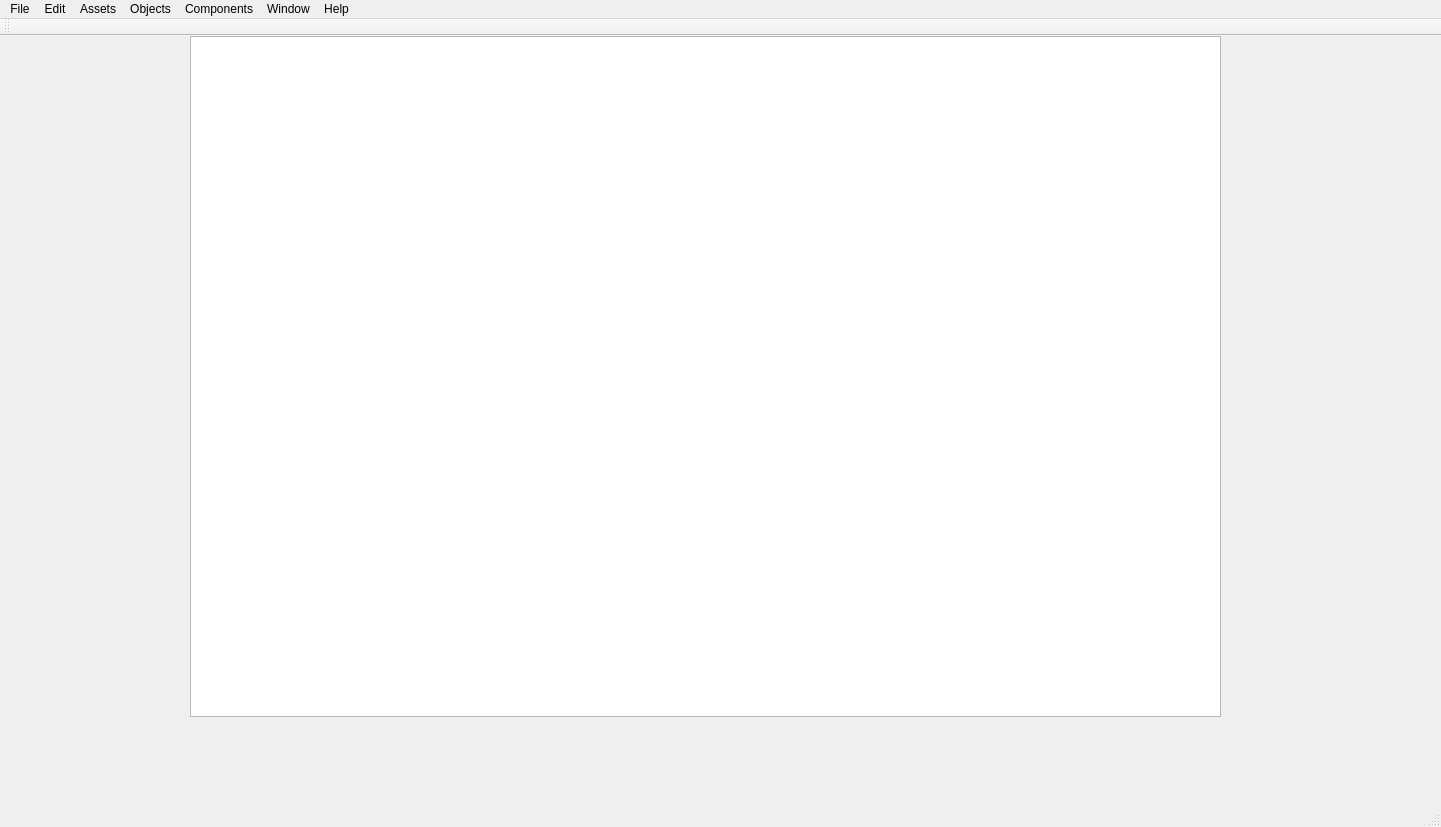
Old version of the form ConceptEngine/ConceptEngine/ConceptEditor/ConceptEditor.ui in the repository Ludaxord/ConceptEngine.
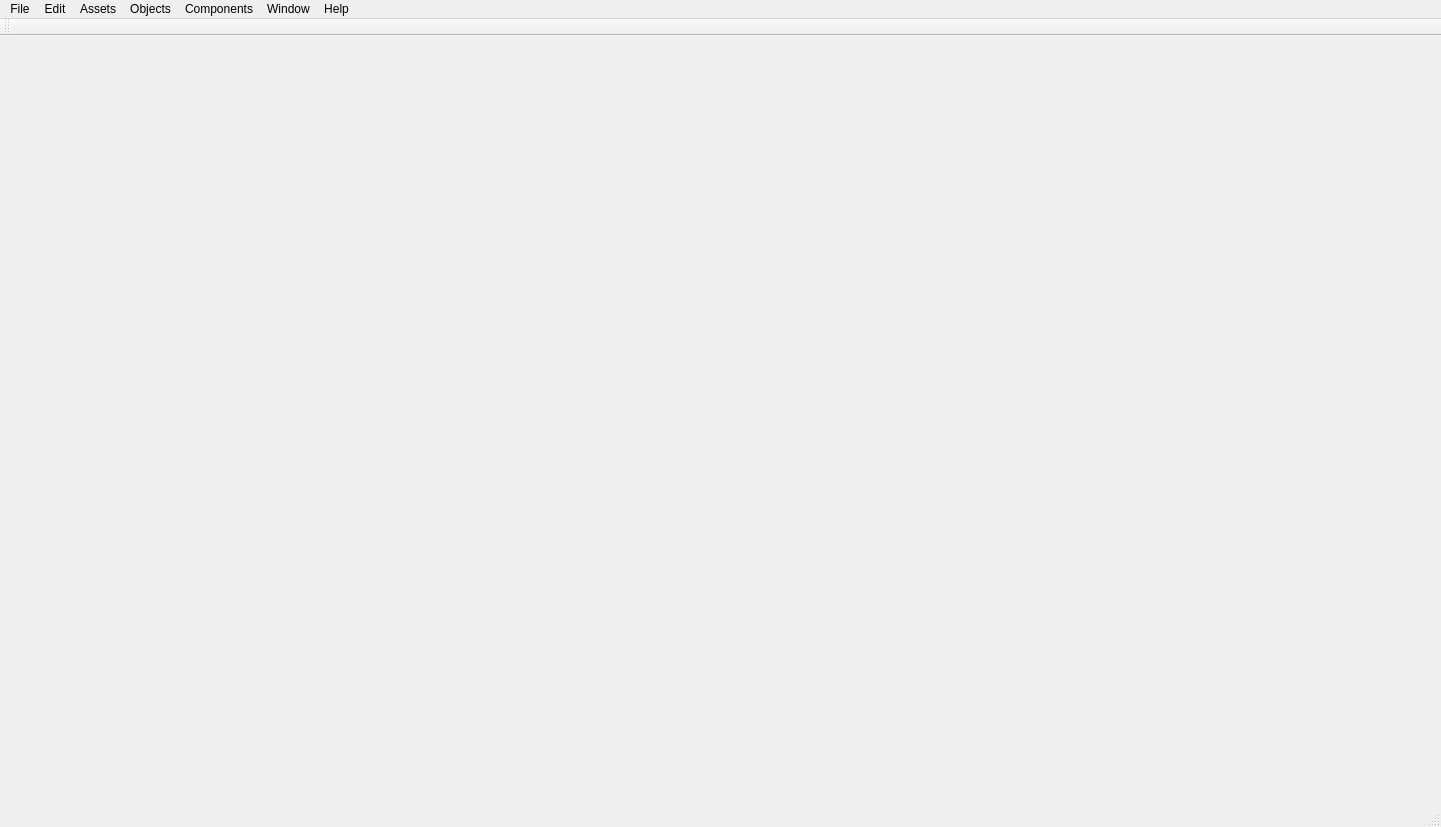
New version of the form.

```diff
--- a/ConceptEngine/ConceptEngine/ConceptEditor/ConceptEditor.ui
+++ b/ConceptEngine/ConceptEngine/ConceptEditor/ConceptEditor.ui
@@ -16,51 +16,7 @@
   <property name="autoFillBackground">
    <bool>false</bool>
   </property>
-  <widget class="QWidget" name="centralWidget">
-   <widget class="QWidget" name="verticalLayoutWidget">
-    <property name="geometry">
-     <rect>
-      <x>0</x>
-      <y>-1</y>
-      <width>191</width>
-      <height>771</height>
-     </rect>
-    </property>
-    <layout class="QVBoxLayout" name="verticalLayout"/>
-   </widget>
-   <widget class="QGraphicsView" name="graphicsView">
-    <property name="geometry">
-     <rect>
-      <x>190</x>
-      <y>0</y>
-      <width>1031</width>
-      <height>681</height>
-     </rect>
-    </property>
-   </widget>
-   <widget class="QWidget" name="gridLayoutWidget">
-    <property name="geometry">
-     <rect>
-      <x>189</x>
-      <y>680</y>
-      <width>1031</width>
-      <height>91</height>
-     </rect>
-    </property>
-    <layout class="QGridLayout" name="gridLayout"/>
-   </widget>
-   <widget class="QWidget" name="verticalLayoutWidget_2">
-    <property name="geometry">
-     <rect>
-      <x>1220</x>
-      <y>0</y>
-      <width>221</width>
-      <height>771</height>
-     </rect>
-    </property>
-    <layout class="QVBoxLayout" name="verticalLayout_2"/>
-   </widget>
-  </widget>
+  <widget class="QWidget" name="centralWidget"/>
   <widget class="QMenuBar" name="menuBar">
    <property name="geometry">
     <rect>
```
